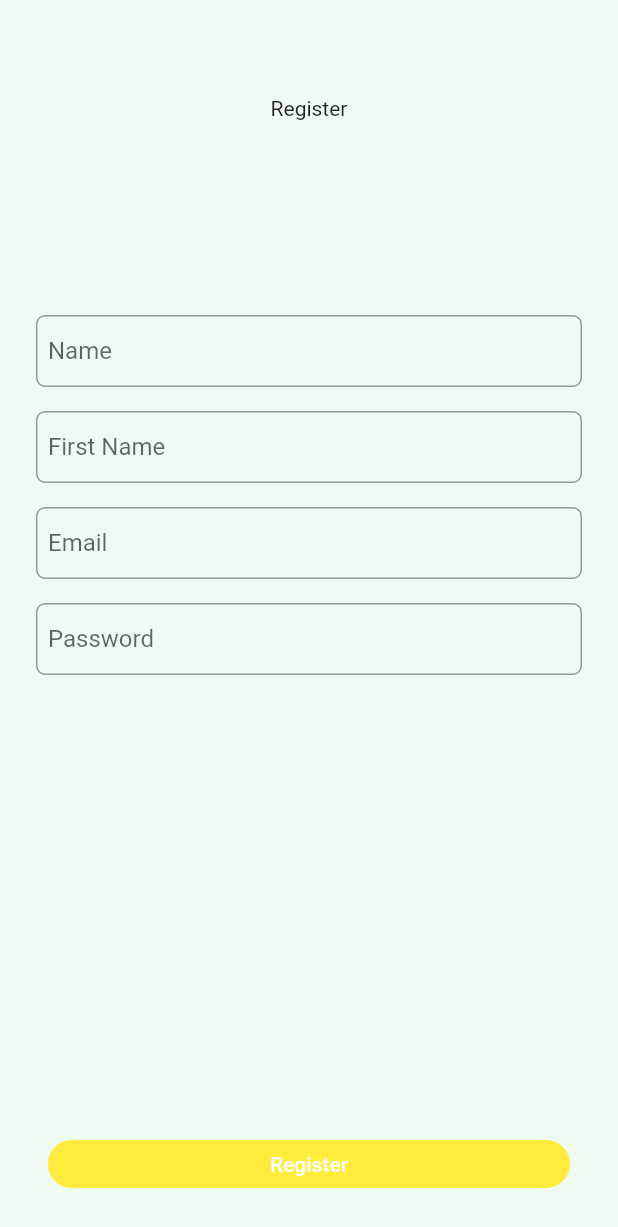
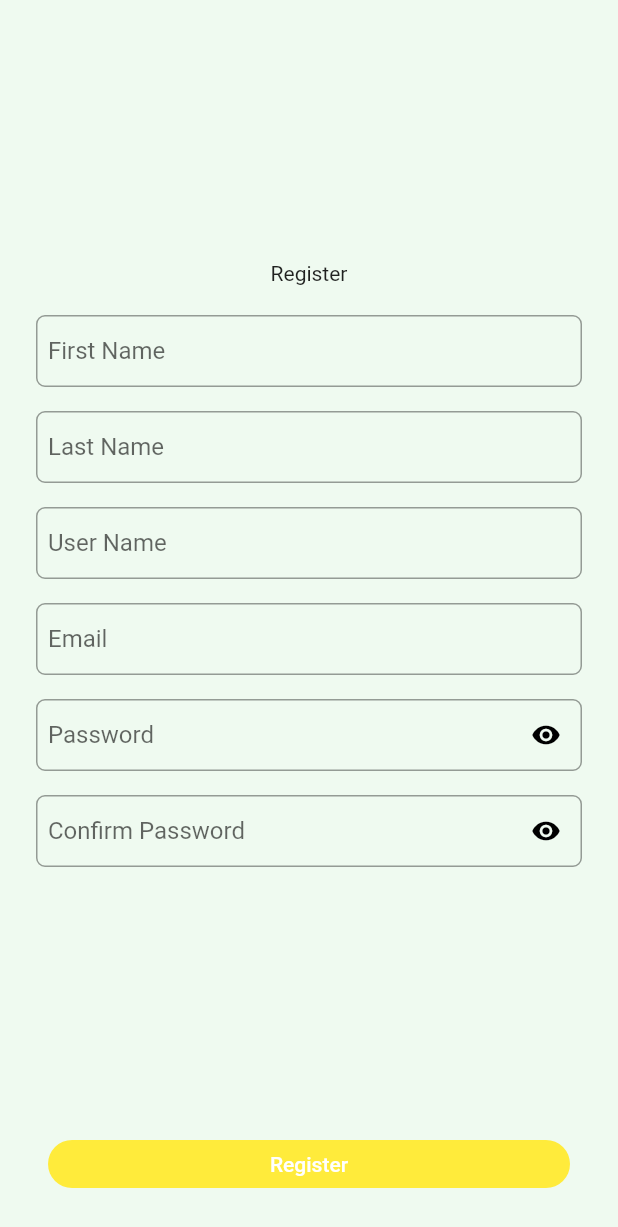
Before and after one commit to nedalex99/travel_app, a Flutter app: the RegisterScreen screen opened directly, on a phone screen of 412 x 824 dp. Shown: the top 1227 px of the screen. Run offline on Flutter 3.47's test engine with Material 2 defaults, Android fonts, the phone set to English and light mode, and no system bars; our stand-ins replace cloud_firestore, firebase_auth, firebase_core, flutter_spinkit, get; accounts and stored records are empty.

Commit message:
Register with firebase

```diff
--- a/lib/ui/login/login_controller.dart
+++ b/lib/ui/login/login_controller.dart
@@ -1,5 +1,6 @@
 import 'package:flutter/cupertino.dart';
 import 'package:get/get.dart';
+import 'package:travel_app/ui/dashboard/dashboard_screen.dart';
 import 'package:travel_app/ui/register/register_screen.dart';
 import 'package:travel_app/utils/constants/validator.dart';
 import 'package:travel_app/utils/network/authentication.dart';
--- a/lib/ui/register/register_screen.dart
+++ b/lib/ui/register/register_screen.dart
@@ -3,6 +3,7 @@ import 'package:get/get.dart';
 import 'package:travel_app/ui/register/register_controller.dart';
 import 'package:travel_app/ui/widgets/buttons/custom_button.dart';
 import 'package:travel_app/ui/widgets/input_fields/input_field.dart';
+import 'package:travel_app/ui/widgets/input_fields/input_field_controller.dart';
 import 'package:travel_app/utils/constants/validator.dart';
 
 class RegisterScreen extends StatelessWidget {
@@ -16,85 +17,163 @@ class RegisterScreen extends StatelessWidget {
       backgroundColor: const Color(0xFFEFFAF0),
       body: Form(
         key: controller.formKey,
-        child: Padding(
-          padding: const EdgeInsets.only(
-            top: 64.0,
-          ),
         child: Column(
+          children: [
+            Expanded(
+              child: Row(
+                mainAxisAlignment: MainAxisAlignment.center,
+                crossAxisAlignment: CrossAxisAlignment.center,
                 children: [
                   Expanded(
                     child: Center(
                       child: Column(
-                    mainAxisAlignment: MainAxisAlignment.start,
+                        mainAxisAlignment: MainAxisAlignment.center,
                         children: [
                           const Text(
                             'Register',
                           ),
                           const SizedBox(
-                        height: 130,
+                            height: 20,
                           ),
                           Padding(
-                        padding: const EdgeInsets.symmetric(horizontal: 24.0),
+                            padding:
+                                const EdgeInsets.symmetric(horizontal: 24.0),
                             child: InputField(
                               textCapitalization: TextCapitalization.sentences,
-                          textEditingController: controller.nameTextController,
+                              controller: Get.put(
+                                InputFieldController(),
+                                tag: "register_screen_firstName",
+                              ),
                               textInputAction: TextInputAction.next,
-                          labelText: 'Name',
-                          onInputFieldChanged: controller.onNameInputChanged,
+                              labelText: 'First Name',
+                              onInputFieldChanged:
+                                  controller.onNameInputChanged,
                               validator: isValidName,
                               textInputType: TextInputType.text,
+                              textEditingController:
+                                  controller.firstNameTextController,
                             ),
                           ),
                           const SizedBox(
                             height: 16,
                           ),
                           Padding(
-                        padding: const EdgeInsets.symmetric(horizontal: 24.0),
+                            padding:
+                                const EdgeInsets.symmetric(horizontal: 24.0),
                             child: InputField(
                               textCapitalization: TextCapitalization.sentences,
-                          textEditingController:
-                              controller.firstNameTextController,
+                              controller: Get.put(
+                                InputFieldController(),
+                                tag: "register_screen_lastName",
+                              ),
                               textInputAction: TextInputAction.next,
-                          labelText: 'First Name',
-                          onInputFieldChanged: controller.onNameInputChanged,
+                              labelText: 'Last Name',
+                              onInputFieldChanged:
+                                  controller.onNameInputChanged,
                               validator: isValidName,
                               textInputType: TextInputType.text,
+                              textEditingController:
+                                  controller.lastNameTextController,
                             ),
                           ),
                           const SizedBox(
                             height: 16,
                           ),
                           Padding(
-                        padding: const EdgeInsets.symmetric(horizontal: 24.0),
+                            padding:
+                                const EdgeInsets.symmetric(horizontal: 24.0),
                             child: InputField(
-                          textCapitalization: TextCapitalization.sentences,
-                          textEditingController: controller.emailTextController,
+                                textCapitalization:
+                                    TextCapitalization.sentences,
+                                controller: Get.put(
+                                  InputFieldController(),
+                                  tag: "register_screen_userName",
+                                ),
                                 textInputAction: TextInputAction.next,
-                          labelText: 'Email',
-                          onInputFieldChanged: controller.onEmailInputChanged,
-                          validator: isValidEmail,
+                                labelText: 'User Name',
+                                onInputFieldChanged:
+                                    controller.onNameInputChanged,
+                                validator: isValidName,
                                 textInputType: TextInputType.text,
-                        ),
+                                textEditingController:
+                                    controller.userNameTextController),
                           ),
                           const SizedBox(
                             height: 16,
                           ),
                           Padding(
-                        padding: const EdgeInsets.symmetric(horizontal: 24.0),
+                            padding:
+                                const EdgeInsets.symmetric(horizontal: 24.0),
                             child: InputField(
-                          textCapitalization: TextCapitalization.sentences,
+                                textCapitalization:
+                                    TextCapitalization.sentences,
+                                controller: Get.put(
+                                  InputFieldController(),
+                                  tag: "register_screen_email",
+                                ),
+                                textInputAction: TextInputAction.next,
+                                labelText: 'Email',
+                                onInputFieldChanged:
+                                    controller.onEmailInputChanged,
+                                validator: isValidEmail,
+                                textInputType: TextInputType.text,
                                 textEditingController:
-                              controller.passwordTextController,
-                          textInputAction: TextInputAction.done,
+                                    controller.emailTextController),
+                          ),
+                          const SizedBox(
+                            height: 16,
+                          ),
+                          Padding(
+                            padding:
+                                const EdgeInsets.symmetric(horizontal: 24.0),
+                            child: InputField(
+                                textCapitalization:
+                                    TextCapitalization.sentences,
+                                controller: Get.put(
+                                  InputFieldController(),
+                                  tag: "register_screen_password",
+                                ),
+                                textInputAction: TextInputAction.next,
                                 validator: isValidPassword,
                                 textInputType: TextInputType.visiblePassword,
                                 onInputFieldChanged:
                                     controller.onPasswordInputChanged,
                                 labelText: 'Password',
+                                textEditingController:
+                                    controller.passwordTextController),
+                          ),
+                          const SizedBox(
+                            height: 16,
+                          ),
+                          Padding(
+                            padding:
+                                const EdgeInsets.symmetric(horizontal: 24.0),
+                            child: InputField(
+                              textCapitalization: TextCapitalization.sentences,
+                              controller: Get.put(
+                                InputFieldController(),
+                                tag: "register_screen_confirm_password",
+                              ),
+                              textInputAction: TextInputAction.done,
+                              textInputType: TextInputType.visiblePassword,
+                              onInputFieldChanged:
+                                  controller.onConfirmPasswordInputChange,
+                              labelText: 'Confirm Password',
+                              textEditingController:
+                                  controller.confirmPasswordTextController,
+                              validator: (String? value) {
+                                confirmPassword(
+                                    controller.passwordTextController.text,
+                                    controller
+                                        .confirmPasswordTextController.text);
+                              },
                             ),
                           ),
                         ],
                       ),
+                    ),
+                  ),
+                ],
               ),
             ),
             Row(
@@ -124,7 +203,6 @@ class RegisterScreen extends StatelessWidget {
           ],
         ),
       ),
-      ),
     );
   }
 }
--- a/lib/ui/widgets/input_fields/input_field.dart
+++ b/lib/ui/widgets/input_fields/input_field.dart
@@ -1,8 +1,10 @@
 import 'package:flutter/material.dart';
+import 'package:travel_app/ui/widgets/input_fields/input_field_controller.dart';
 import 'package:travel_app/utils/constants/colors.dart';
 import 'package:travel_app/utils/constants/typedefs.dart';
 
 class InputField extends StatelessWidget {
+  final InputFieldController controller;
   final TextEditingController textEditingController;
   final TextCapitalization textCapitalization;
   final TextInputAction textInputAction;
@@ -13,13 +15,14 @@ class InputField extends StatelessWidget {
 
   const InputField({
     Key? key,
-    required this.textEditingController,
+    required this.controller,
     required this.textCapitalization,
     required this.textInputType,
     required this.textInputAction,
     required this.validator,
     required this.labelText,
     required this.onInputFieldChanged,
+    required this.textEditingController,
   }) : super(key: key);
 
   @override
@@ -30,8 +33,9 @@ class InputField extends StatelessWidget {
       textCapitalization: textCapitalization,
       autovalidateMode: AutovalidateMode.onUserInteraction,
       textInputAction: textInputAction,
-      obscureText:
-          textInputType == TextInputType.visiblePassword ? true : false,
+      obscureText: textInputType == TextInputType.visiblePassword
+          ? controller.isVisible.value
+          : false,
       onChanged: onInputFieldChanged,
       validator: validator,
       decoration: InputDecoration(
@@ -71,6 +75,24 @@ class InputField extends StatelessWidget {
           color: kRedErrorField,
         ),
         labelText: labelText,
+        suffixIcon: textInputType == TextInputType.visiblePassword
+            ? GestureDetector(
+                onTap: () {
+                  controller.isVisible.value = !controller.isVisible.value;
+                },
+                child: controller.isVisible.value
+                    ? const Icon(
+                        Icons.remove_red_eye,
+                        color: Colors.black,
+                        size: 20.0,
+                      )
+                    : const Icon(
+                        Icons.visibility_off,
+                        color: Colors.black,
+                        size: 20.0,
+                      ),
+              )
+            : null,
       ),
     );
   }
--- /dev/null
+++ b/lib/ui/widgets/input_fields/input_field_controller.dart
@@ -0,0 +1,5 @@
+import 'package:get/get.dart';
+
+class InputFieldController extends GetxController{
+  RxBool isVisible= true.obs;
+}
--- a/lib/utils/constants/validator.dart
+++ b/lib/utils/constants/validator.dart
@@ -27,15 +27,14 @@ String? isValidEmail(String? value) {
   } else {
     return null;
   }
-
 }
 
 String? isValidPassword(String? value) {
   if (value != null) {
     if (value.isEmpty) {
       return "Password cannot be empty";
-    } else if (value.length < 3) {
-      return "Password should be higher then 3";
+    } else if (value.length < 6) {
+      return "Password should be higher then 6";
     } else {
       return null;
     }
@@ -43,3 +42,15 @@ String? isValidPassword(String? value) {
     return null;
   }
 }
+
+String? confirmPassword(String? password, String confirmPassword) {
+  if (confirmPassword != null) {
+    if (password == confirmPassword) {
+      return null;
+    } else {
+      return 'Password does not match!';
+    }
+  } else {
+    return 'Password cannot be empty';
+  }
+}
--- a/lib/utils/network/authentication.dart
+++ b/lib/utils/network/authentication.dart
@@ -1,3 +1,4 @@
+import 'package:cloud_firestore/cloud_firestore.dart';
 import 'package:firebase_auth/firebase_auth.dart';
 import 'package:get/get.dart';
 
@@ -19,4 +20,28 @@ class Authentication extends GetConnect {
           },
         );
   }
+
+  Future<void> registerUser({
+    required String name,
+    required String firstName,
+    required String userName,
+    required String email,
+    required String password,
+  }) async {
+    await _firebaseAuth
+        .createUserWithEmailAndPassword(email: email, password: password)
+        .then((value) async => {
+              if (value.user != null)
+                {
+                  await FirebaseFirestore.instance
+                      .collection('users')
+                      .add({
+                    'firstName': name,
+                    'lastName': firstName,
+                    'userName': userName,
+                    'email': email,
+                  })
+                }
+            });
+  }
 }
--- a/pubspec.yaml
+++ b/pubspec.yaml
@@ -18,7 +18,7 @@ publish_to: 'none' # Remove this line if you wish to publish to pub.dev
 version: 1.0.0+1
 
 environment:
-  sdk: ">=2.16.2 <3.0.0"
+  sdk: ">=2.16.0 <3.0.0"
 
 # Dependencies specify other packages that your package needs in order to work.
 # To automatically upgrade your package dependencies to the latest versions
@@ -38,6 +38,8 @@ dependencies:
   firebase_auth: ^3.3.17
   firebase_analytics: ^9.1.7
   firebase_core: ^1.16.0
+  cloud_firestore: ^3.1.14
+  flutter_spinkit: ^5.1.0
 
 dev_dependencies:
   flutter_test:
```
Also changed, not shown: lib/ui/login/login_screen.dart (+15 -6 lines), lib/ui/register/register_controller.dart (+52 -16 lines), pubspec.lock (deleted), 4 other files. Lines whose indentation alone changed are shown as unchanged.
